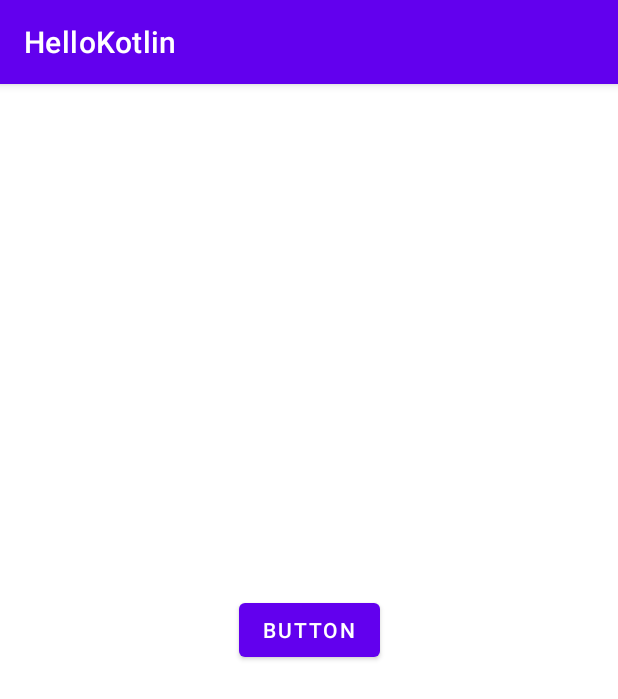
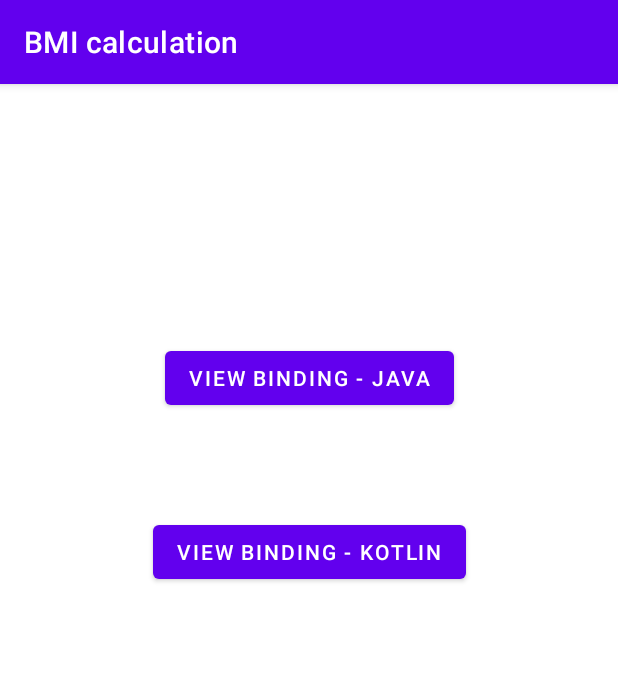
Before and after one commit to HyoMook/HelloKotlin, an Android app: the screen it shows after launch (MainActivity), on a phone screen of 412 x 824 dp. Shown: the top 699 px of the screen. Run offline under Robolectric (Android 15) with nearby library versions, the phone set to English and light mode, and no system bars.

Commit message:
Java+Kotlin buttons

```diff
--- a/app/src/main/java/org/techtown/hellokotlin/MainActivity.kt
+++ b/app/src/main/java/org/techtown/hellokotlin/MainActivity.kt
@@ -1,5 +1,6 @@
 package org.techtown.hellokotlin
 
+import android.content.Intent
 import androidx.appcompat.app.AppCompatActivity
 import android.os.Bundle
 import android.widget.Button
@@ -11,12 +12,14 @@ class MainActivity : AppCompatActivity() {
         super.onCreate(savedInstanceState)
         setContentView(R.layout.activity_main)
 
-      //  var btnHello : Button
-        val btnHello = findViewById<Button>(R.id.btnHello)
-       // btnHello = findViewById(R.id.btnHello)
-        btnHello.setOnClickListener {
-            Toast.makeText(this@MainActivity, "Hello Kotlin", Toast.LENGTH_LONG).show()
+        val btnJava = findViewById<Button>(R.id.btnJava)
+        val btnKotlin = findViewById<Button>(R.id.btnKotlin)
 
+        btnJava.setOnClickListener {
+            startActivity(Intent( this@MainActivity, BmiJavaActivity::class.java))
+        }
+        btnKotlin.setOnClickListener {
+            startActivity(Intent( this@MainActivity, BmiJavaActivity::class.java))
         }
     }
 }
--- a/app/src/main/res/layout/activity_main.xml
+++ b/app/src/main/res/layout/activity_main.xml
@@ -7,13 +7,23 @@
     tools:context=".MainActivity">
 
     <Button
-        android:id="@+id/btnHello"
+        android:id="@+id/btnJava"
         android:layout_width="wrap_content"
         android:layout_height="wrap_content"
-        android:layout_marginTop="340dp"
-        android:text="Button"
+        android:layout_marginTop="172dp"
+        android:text="VIEW BINDING - JAVA"
         app:layout_constraintEnd_toEndOf="parent"
         app:layout_constraintStart_toStartOf="parent"
         app:layout_constraintTop_toTopOf="parent" />
 
+    <Button
+        android:id="@+id/btnKotlin"
+        android:layout_width="wrap_content"
+        android:layout_height="wrap_content"
+        android:layout_marginTop="68dp"
+        android:text="VIEW BINDING - KOTLIN"
+        app:layout_constraintEnd_toEndOf="parent"
+        app:layout_constraintStart_toStartOf="parent"
+        app:layout_constraintTop_toBottomOf="@+id/btnJava" />
+
 </androidx.constraintlayout.widget.ConstraintLayout>
```
Also changed, not shown: app/src/main/AndroidManifest.xml (+10 -1 lines), app/src/main/java/org/techtown/hellokotlin/BmiJavaActivity.java (added, +14 -0 lines), app/src/main/java/org/techtown/hellokotlin/BmiKotilinActivity2.kt (added, +11 -0 lines), app/src/main/res/layout/layout_view_binding.xml (added, +72 -0 lines).
